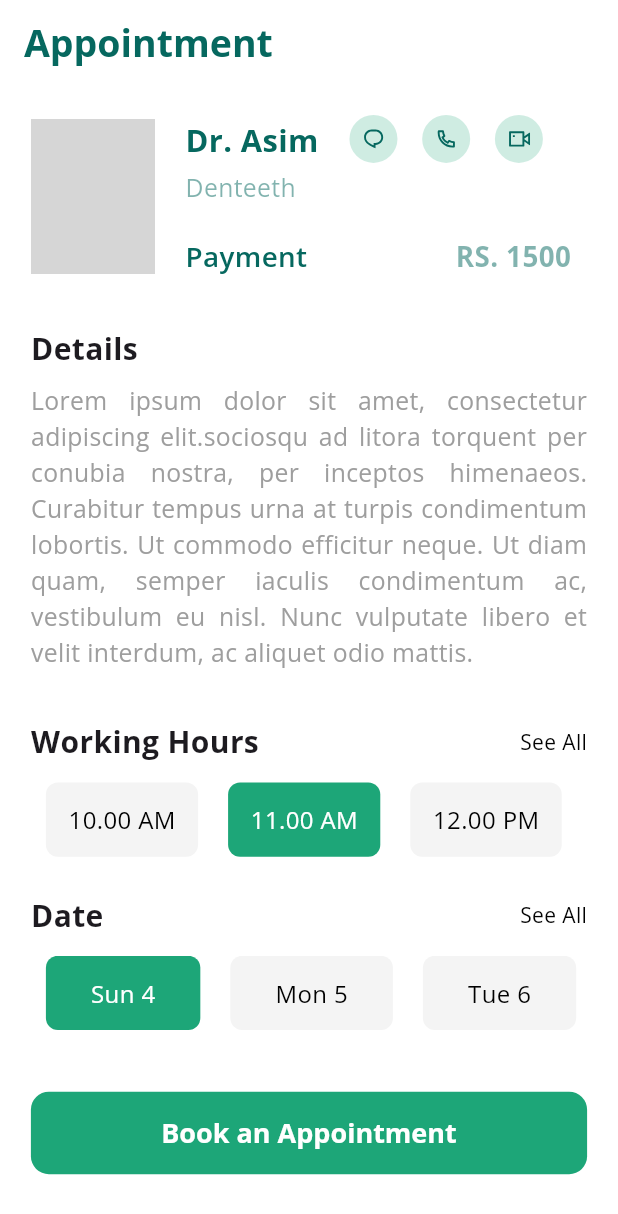
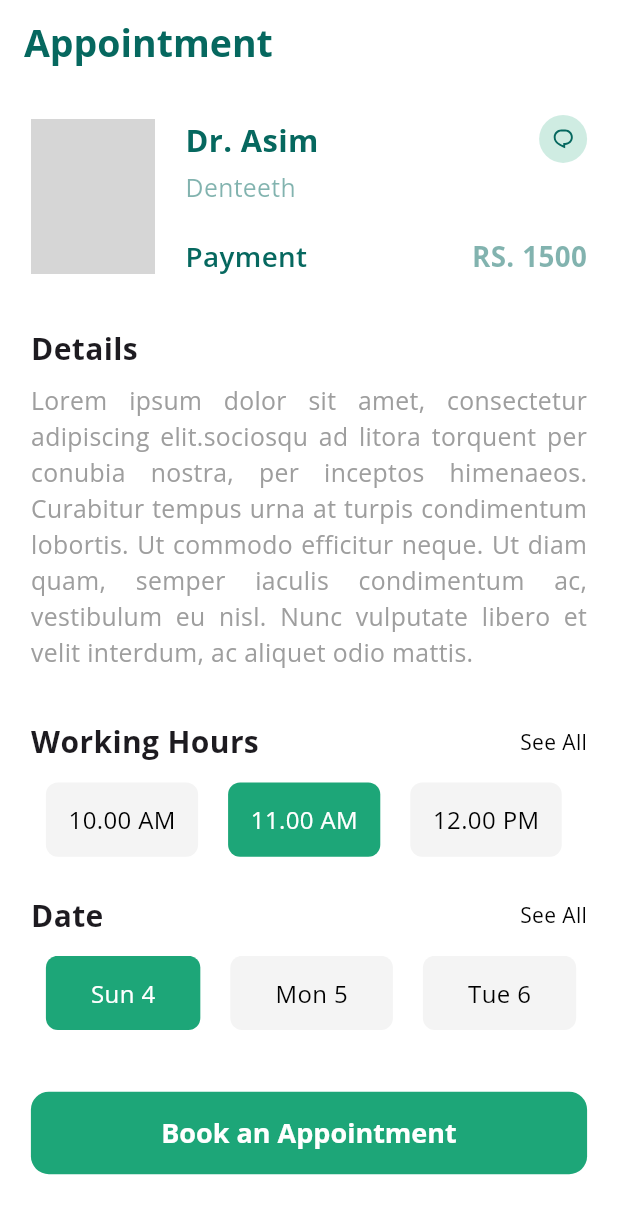
Before and after one commit to abhixen07/HappyMindApp, a Flutter app: the AppointmentPage screen opened directly, on a phone screen of 412 x 824 dp. Shown: the top 1214 px of the screen. Run offline on Flutter 3.47's test engine with Material 3 defaults, Android fonts, the phone set to English and light mode, and no system bars; our stand-ins replace email_validator, flutter_svg, gap, get, go_router, jwt_decoder and 3 more; missing offline and left inert: dart:ffi; accounts and stored records are empty; network calls fail; project files that could hold a hidden picture were left out; grey boxes are pictures that could not be loaded.

Commit message:
Screens Updated + Auth APIs Complete🔥

```diff
--- a/lib/views/navbar/appointmentpage.dart
+++ b/lib/views/navbar/appointmentpage.dart
@@ -41,109 +41,105 @@ class _AppointmentPageState extends State<AppointmentPage> {
         // ),
       ),
       body: ListView(
-        padding: EdgeInsets.symmetric(horizontal: width * 0.05,vertical: width*0.05),
-
+        padding: EdgeInsets.symmetric(
+            horizontal: width * 0.05, vertical: width * 0.05),
         children: [
           /// Doctor Profile
           Row(
+            mainAxisAlignment: MainAxisAlignment.spaceBetween,
             children: [
               ClipRRect(
                 borderRadius: BorderRadius.circular(10),
-                child: Image.network("https://randomuser.me/api/portraits/men/4.jpg",
-                    width: width * 0.2, height: width * 0.25,fit: BoxFit.cover,),
+                child: Image.network(
+                  "https://randomuser.me/api/portraits/men/4.jpg",
+                  width: width * 0.2,
+                  height: width * 0.25,
+                  fit: BoxFit.cover,
+                ),
               ),
               SizedBox(width: width * 0.05),
-              Column(
+              Expanded(
+                child: Column(
                   crossAxisAlignment: CrossAxisAlignment.start,
                   children: [
                     Row(
-
+                      mainAxisAlignment: MainAxisAlignment.spaceBetween,
                       children: [
-                      Text("Dr. Asim",
+                        Text(
+                          "Dr. Asim",
                           style: TextStyle(
                             color: darkGreenColor,
                             fontSize: width * 0.05,
-                              fontWeight: FontWeight.bold)),
-                      SizedBox(width: width * 0.05),
-
-                      Row(
-                        children: [
-
+                            fontWeight: FontWeight.bold,
+                          ),
+                        ),
                         GestureDetector(
-                            onTap: (){
-                              GoRouter.of(context).pushNamed(NamedRoutes.chatpage.name);
+                          onTap: () {
+                            GoRouter.of(context)
+                                .pushNamed(NamedRoutes.chatpage.name);
                           },
                           child: CircleAvatar(
                             radius: 16,
                             backgroundColor: lightGreenColor.withOpacity(0.21),
-                              child: SvgPicture.asset('assets/svg/chat_1.svg',
-                                color: darkGreenColor,),
+                            child: SvgPicture.asset(
+                              'assets/svg/chat_1.svg',
+                              color: darkGreenColor,
                             ),
                           ),
-                          SizedBox(width: width * 0.04),
-                          GestureDetector(
-                            onTap: (){
-                              GoRouter.of(context).pushNamed(NamedRoutes.callpage.name);
-                            },
-                            child: CircleAvatar(
-                              radius: 16,
-                              backgroundColor: lightGreenColor.withOpacity(0.21),
-                              child: SvgPicture.asset('assets/svg/phoneicon.svg',
-                                  color:darkGreenColor,),
+                        ),
+                      ],
+                    ),
+                    SizedBox(height: height * 0.006),
+                    Text(
+                      "Denteeth",
+                      style: TextStyle(
+                        fontSize: width * 0.04,
+                        color: darkGreenColor.withOpacity(0.5),
                       ),
                     ),
-                          SizedBox(width: width * 0.04),
-                          CircleAvatar(
-                            radius: 16,
-                            backgroundColor: lightGreenColor.withOpacity(0.21),
-                            child: SvgPicture.asset('assets/svg/videoicon.svg',
-                                color: darkGreenColor),
+                    SizedBox(height: height * 0.025),
+                    Row(
+                      mainAxisAlignment: MainAxisAlignment.spaceBetween,
+                      children: [
+                        Text(
+                          "Payment",
+                          style: TextStyle(
+                            fontSize: width * 0.045,
+                            fontWeight: FontWeight.w600,
+                            color: darkGreenColor,
                           ),
-
-
+                        ),
+                        Text(
+                          "RS. 1500",
+                          style: TextStyle(
+                            fontSize: width * 0.045,
+                            fontWeight: FontWeight.bold,
+                            color: darkGreenColor.withOpacity(0.5),
+                          ),
+                        ),
                       ],
                     ),
                   ],
                 ),
-                  SizedBox(height: height * 0.006),
-                  Text("Denteeth",
-                      style: TextStyle(fontSize: width * 0.04, color: darkGreenColor.withOpacity(0.5))),
-                  SizedBox(height: height * 0.025),
-
-                  Row(
-                    mainAxisAlignment: MainAxisAlignment.spaceBetween,
-                    crossAxisAlignment: CrossAxisAlignment.end,
-                    children: [
-                      Text("Payment",
-                          style: TextStyle(fontSize: width * 0.045, fontWeight: FontWeight.w600,
-                              color: darkGreenColor)),
-
-                      SizedBox(width: height * 0.12),
-
-                      Text("RS. 1500",
-                          style: TextStyle(
-                              fontSize: width * 0.045,
-                              fontWeight: FontWeight.bold,
-                              color: darkGreenColor.withOpacity(0.5))),
-                    ],
               ),
-
-                ],
-              ),
-
             ],
           ),
           SizedBox(height: height * 0.04),
 
           // Details
-          Text("Details",
-    style: TextStyle(fontSize: 20, fontWeight: FontWeight.bold),),
+          Text(
+            "Details",
+            style: TextStyle(fontSize: 20, fontWeight: FontWeight.bold),
+          ),
           SizedBox(height: height * 0.01),
           Text(
             textAlign: TextAlign.justify,
             "Lorem ipsum dolor sit amet, consectetur adipiscing elit.sociosqu ad litora torquent per conubia nostra, per inceptos himenaeos. Curabitur tempus urna at turpis condimentum lobortis. Ut commodo efficitur neque"
             ". Ut diam quam, semper iaculis condimentum ac, vestibulum eu nisl. Nunc vulputate libero et velit interdum, ac aliquet odio mattis.",
-            style: TextStyle(fontSize: width * 0.04, color: greyColor,),
+            style: TextStyle(
+              fontSize: width * 0.04,
+              color: greyColor,
+            ),
           ),
           SizedBox(height: height * 0.04),
 
@@ -181,17 +177,19 @@ class _AppointmentPageState extends State<AppointmentPage> {
                     padding: EdgeInsets.symmetric(vertical: 12, horizontal: 15),
                     margin: EdgeInsets.symmetric(horizontal: 10),
                     decoration: BoxDecoration(
-                      color: isSelected ? lightGreenColor : lightGreyColor.withOpacity(0.3),
+                      color: isSelected
+                          ? lightGreenColor
+                          : lightGreyColor.withOpacity(0.3),
                       borderRadius: BorderRadius.circular(8),
                     ),
-                    child: Center( // Center text properly
+                    child: Center(
+                      // Center text properly
                       child: Text(
                         time,
                         style: TextStyle(
                             color: isSelected ? whiteColor : blackColor,
                             fontWeight: FontWeight.w400,
-                            fontSize: 16
-                        ),
+                            fontSize: 16),
                       ),
                     ),
                   ),
@@ -236,7 +234,9 @@ class _AppointmentPageState extends State<AppointmentPage> {
                     padding: EdgeInsets.symmetric(vertical: 12, horizontal: 30),
                     margin: EdgeInsets.symmetric(horizontal: 10),
                     decoration: BoxDecoration(
-                      color: isSelected ? lightGreenColor : lightGreyColor.withOpacity(0.3),
+                      color: isSelected
+                          ? lightGreenColor
+                          : lightGreyColor.withOpacity(0.3),
                       borderRadius: BorderRadius.circular(8),
                     ),
                     child: Center(
@@ -245,8 +245,7 @@ class _AppointmentPageState extends State<AppointmentPage> {
                         style: TextStyle(
                             color: isSelected ? whiteColor : blackColor,
                             fontWeight: FontWeight.w400,
-                            fontSize: 16
-                        ),
+                            fontSize: 16),
                       ),
                     ),
                   ),
@@ -258,9 +257,11 @@ class _AppointmentPageState extends State<AppointmentPage> {
           SizedBox(height: height * 0.05),
 
           /// Book an Appointment Button
-          TextButton(onPressed: (){
+          TextButton(
+              onPressed: () {
                 GoRouter.of(context).pushNamed(NamedRoutes.selectimepage.name);
-          }, child: Text('Book an Appointment')),
+              },
+              child: Text('Book an Appointment')),
         ],
       ),
     );
```
Lines whose indentation alone changed are shown as unchanged.
